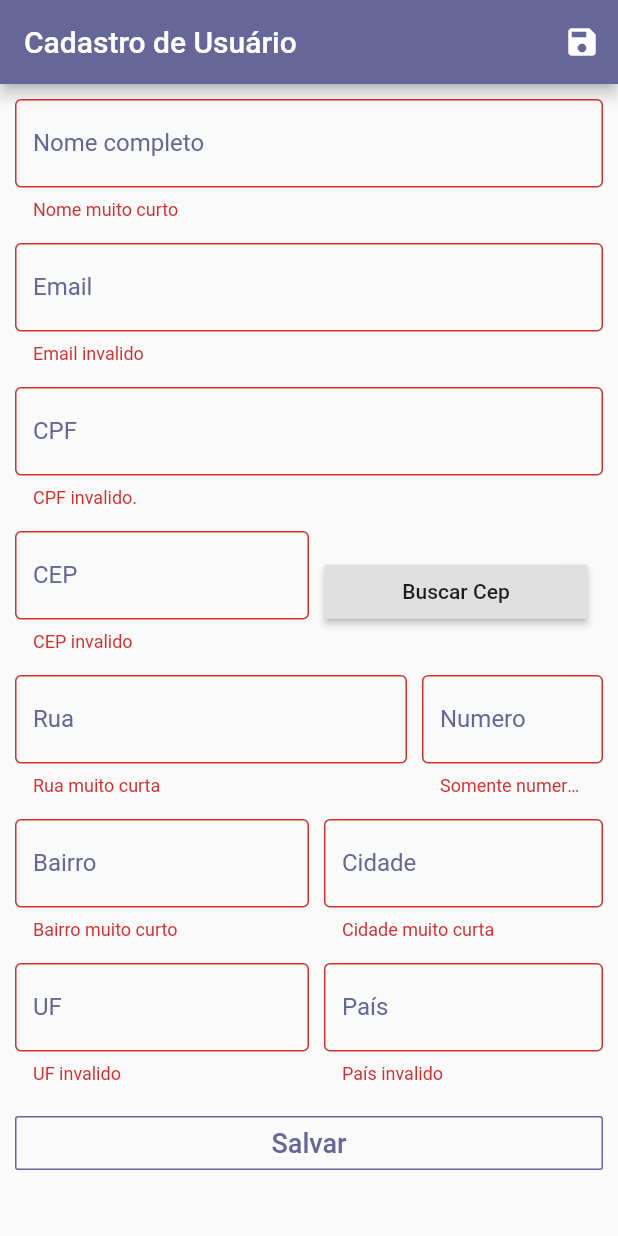
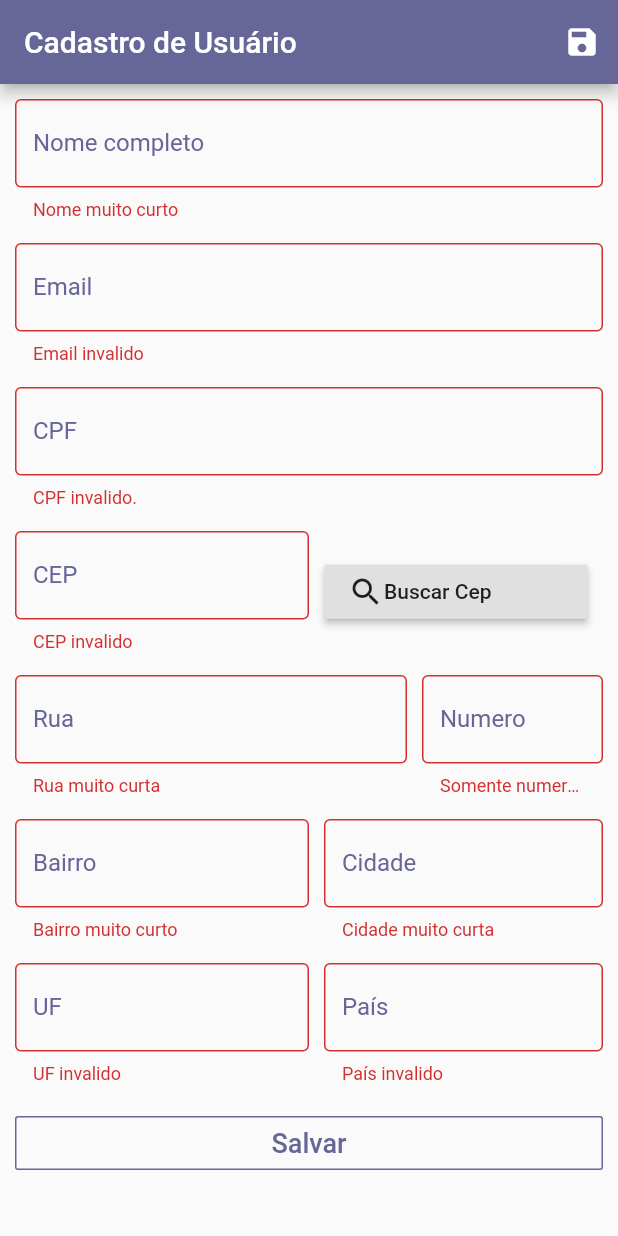
Before and after one commit to crisrauber/register-user-page-flutter, a Flutter app: the screen it shows after launch, on a phone screen of 412 x 824 dp. Run offline on Flutter 3.47's test engine with Material 2 defaults, Android fonts, the phone set to English and light mode, and no system bars; our stand-ins replace email_validator; missing offline and left inert: cnpj_cpf_helper.

```diff
--- a/lib/cadastro_page.dart
+++ b/lib/cadastro_page.dart
@@ -33,6 +33,13 @@ class _CadastroPageState extends State<CadastroPage> {
     nomeController.dispose();
     emailController.dispose();
     cpfController.dispose();
+    cepController.dispose();
+    ruaController.dispose();
+    numeroController.dispose();
+    bairroController.dispose();
+    cidadeController.dispose();
+    ufController.dispose();
+    paisController.dispose();
     super.dispose();
   }
 
@@ -162,7 +169,12 @@ class _CadastroPageState extends State<CadastroPage> {
                         child: Container(
                           padding: EdgeInsets.all(10),
                           child: RaisedButton(
-                            child: Text('Buscar Cep'),
+                            child: Row(
+                              children: <Widget>[
+                                Icon(Icons.search),
+                                Text('Buscar Cep'),
+                              ],
+                            ),
                             onPressed: () {
                               Navigator.of(context).pop();
                             },
--- a/lib/main.dart
+++ b/lib/main.dart
@@ -16,6 +16,5 @@ class MyApp extends StatelessWidget {
           visualDensity: VisualDensity.adaptivePlatformDensity,
         ),
         home: CadastroPage());
-    // home: DialogPage());
   }
 }
```
